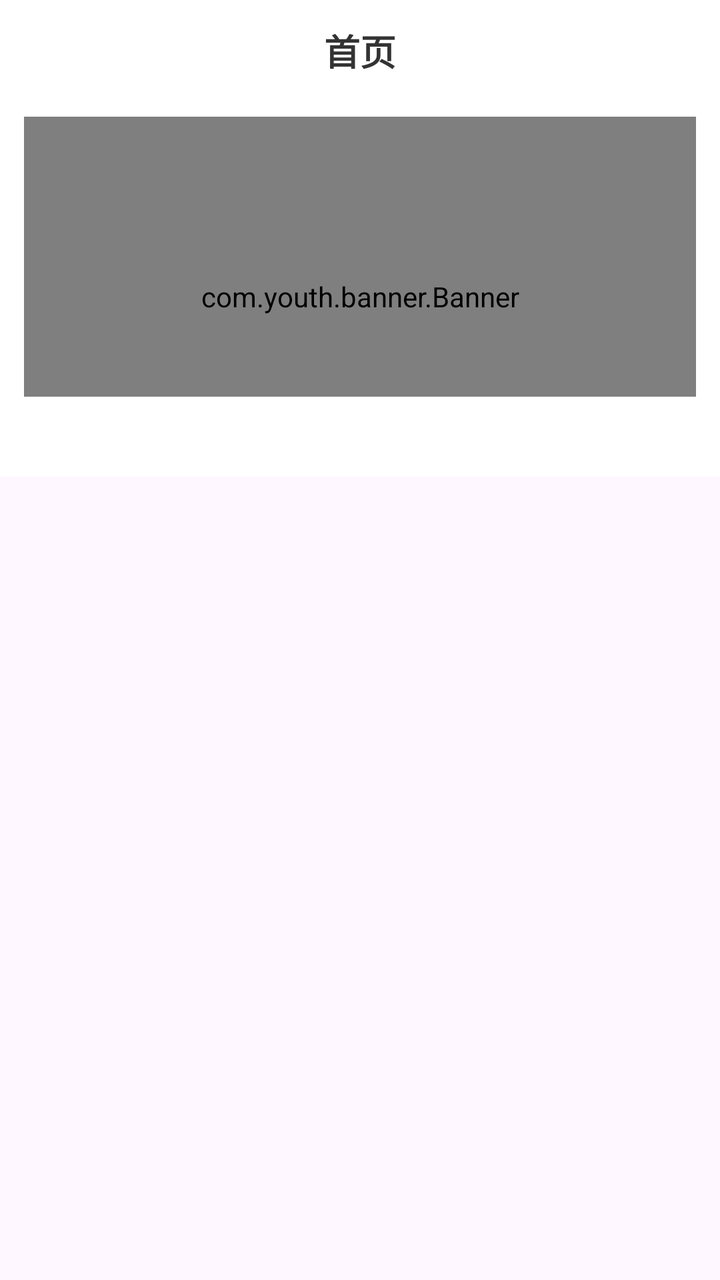
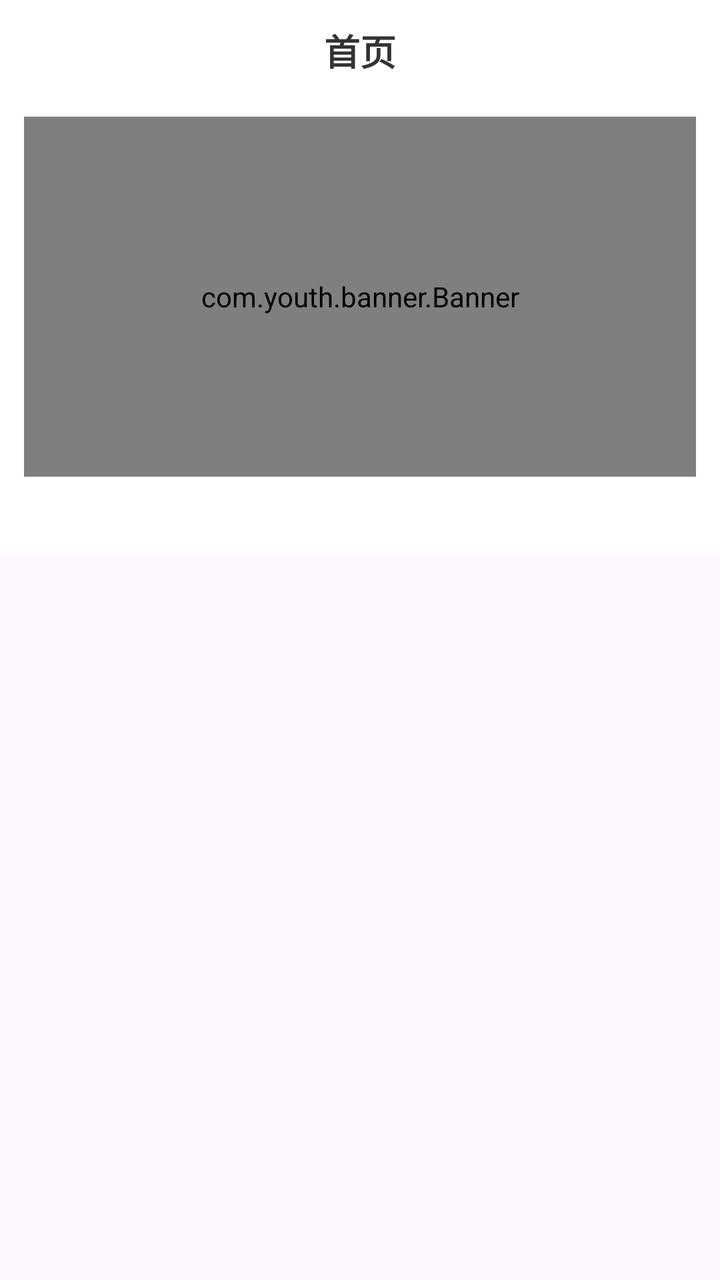

Before-and-after screenshots of an Android layout around one commit, followed by the original layout XML and the change that was made.
<!-- AndroidManifest.xml: application theme AppTheme -->
<!-- res/layout/fragment_home.xml -->
<?xml version="1.0" encoding="utf-8"?>
<LinearLayout xmlns:android="http://schemas.android.com/apk/res/android" xmlns:app="http://schemas.android.com/apk/res-auto" android:layout_width="match_parent" android:layout_height="match_parent" android:orientation="vertical">
    <LinearLayout android:id="@+id/titleBar" android:layout_width="match_parent" android:layout_height="wrap_content" android:background="@color/white" android:gravity="center" android:orientation="horizontal" android:paddingVertical="12dp">
        <TextView android:layout_width="wrap_content" android:layout_height="wrap_content" android:text="@string/tab_home" android:textColor="@color/text_primary" android:textSize="@dimen/text_title" android:textStyle="bold" />
    </LinearLayout>
    <androidx.coordinatorlayout.widget.CoordinatorLayout android:layout_width="match_parent" android:layout_height="0dp" android:layout_weight="1">
        <com.google.android.material.appbar.AppBarLayout android:id="@+id/appBarLayout" android:layout_width="match_parent" android:layout_height="wrap_content" android:background="@color/white" app:elevation="0dp">
            <com.google.android.material.appbar.CollapsingToolbarLayout android:layout_width="match_parent" android:layout_height="wrap_content" app:layout_scrollFlags="scroll|exitUntilCollapsed" app:titleEnabled="false">
                <com.youth.banner.Banner android:id="@+id/banner" android:layout_width="match_parent" android:layout_height="180dp" android:layout_marginHorizontal="12dp" android:layout_marginTop="8dp" app:layout_collapseMode="parallax" />
                <com.google.android.material.tabs.TabLayout android:id="@+id/tabLayout" android:layout_width="match_parent" android:layout_height="40dp" android:layout_gravity="bottom" android:background="@color/white" app:layout_collapseMode="pin" app:tabIndicatorColor="?attr/colorPrimary" app:tabIndicatorHeight="2dp" app:tabMode="fixed" app:tabSelectedTextColor="?attr/colorPrimary" app:tabTextColor="@color/text_secondary" />
            </com.google.android.material.appbar.CollapsingToolbarLayout>
        </com.google.android.material.appbar.AppBarLayout>
        <androidx.viewpager2.widget.ViewPager2 android:id="@+id/contentViewPager" android:layout_width="match_parent" android:layout_height="match_parent" app:layout_behavior="@string/appbar_scrolling_view_behavior" />
    </androidx.coordinatorlayout.widget.CoordinatorLayout>
</LinearLayout>
<!-- resources referenced by this layout -->
<resources>
  <color name="text_primary">#FF333333</color>
  <color name="text_secondary">#FF666666</color>
  <color name="white">#FFFFFFFF</color>
  <dimen name="text_title">18sp</dimen>
  <string name="tab_home">首页</string>
  <style name="AppTheme" parent="CoreTheme">
          <item name="colorPrimary">@color/primary</item>
          <item name="colorPrimaryDark">@color/primary_dark</item>
          <item name="colorAccent">@color/accent</item>
      </style>
  <style name="CoreTheme" parent="Theme.Material3.DayNight.NoActionBar">
          <item name="colorPrimary">@color/core_primary</item>
          <item name="colorPrimaryDark">@color/core_primary_dark</item>
          <item name="colorAccent">@color/core_accent</item>
          <item name="android:statusBarColor">@android:color/transparent</item>
          <item name="android:navigationBarColor">@android:color/transparent</item>
      </style>
  <color name="primary">#FF6200EE</color>
  <color name="primary_dark">#FF3700B3</color>
  <color name="accent">#FF03DAC5</color>
  <color name="core_primary">#FF6200EE</color>
  <color name="core_primary_dark">#FF3700B3</color>
  <color name="core_accent">#FF03DAC5</color>
</resources>

<!-- the commit's change to res/layout/fragment_home.xml (unified diff, before → after) -->
@@ -1,15 +1,65 @@
 <?xml version="1.0" encoding="utf-8"?>
-<LinearLayout xmlns:android="http://schemas.android.com/apk/res/android" xmlns:app="http://schemas.android.com/apk/res-auto" android:layout_width="match_parent" android:layout_height="match_parent" android:orientation="vertical">
-    <LinearLayout android:id="@+id/titleBar" android:layout_width="match_parent" android:layout_height="wrap_content" android:background="@color/white" android:gravity="center" android:orientation="horizontal" android:paddingVertical="12dp">
-        <TextView android:layout_width="wrap_content" android:layout_height="wrap_content" android:text="@string/tab_home" android:textColor="@color/text_primary" android:textSize="@dimen/text_title" android:textStyle="bold" />
+<LinearLayout xmlns:android="http://schemas.android.com/apk/res/android"
+    xmlns:app="http://schemas.android.com/apk/res-auto"
+    android:layout_width="match_parent"
+    android:layout_height="match_parent"
+    android:orientation="vertical">
+
+    <LinearLayout
+        android:id="@+id/titleBar"
+        android:layout_width="match_parent"
+        android:layout_height="wrap_content"
+        android:background="@color/white"
+        android:gravity="center"
+        android:orientation="horizontal"
+        android:paddingVertical="12dp">
+
+        <TextView
+            android:layout_width="wrap_content"
+            android:layout_height="wrap_content"
+            android:text="@string/tab_home"
+            android:textColor="@color/text_primary"
+            android:textSize="@dimen/text_title"
+            android:textStyle="bold" />
     </LinearLayout>
-    <androidx.coordinatorlayout.widget.CoordinatorLayout android:layout_width="match_parent" android:layout_height="0dp" android:layout_weight="1">
-        <com.google.android.material.appbar.AppBarLayout android:id="@+id/appBarLayout" android:layout_width="match_parent" android:layout_height="wrap_content" android:background="@color/white" app:elevation="0dp">
-            <com.google.android.material.appbar.CollapsingToolbarLayout android:layout_width="match_parent" android:layout_height="wrap_content" app:layout_scrollFlags="scroll|exitUntilCollapsed" app:titleEnabled="false">
-                <com.youth.banner.Banner android:id="@+id/banner" android:layout_width="match_parent" android:layout_height="180dp" android:layout_marginHorizontal="12dp" android:layout_marginTop="8dp" app:layout_collapseMode="parallax" />
-                <com.google.android.material.tabs.TabLayout android:id="@+id/tabLayout" android:layout_width="match_parent" android:layout_height="40dp" android:layout_gravity="bottom" android:background="@color/white" app:layout_collapseMode="pin" app:tabIndicatorColor="?attr/colorPrimary" app:tabIndicatorHeight="2dp" app:tabMode="fixed" app:tabSelectedTextColor="?attr/colorPrimary" app:tabTextColor="@color/text_secondary" />
-            </com.google.android.material.appbar.CollapsingToolbarLayout>
+
+    <androidx.coordinatorlayout.widget.CoordinatorLayout
+        android:layout_width="match_parent"
+        android:layout_height="0dp"
+        android:layout_weight="1">
+
+        <com.google.android.material.appbar.AppBarLayout
+            android:id="@+id/appBarLayout"
+            android:layout_width="match_parent"
+            android:layout_height="wrap_content"
+            android:background="@color/white"
+            app:elevation="0dp">
+
+            <com.youth.banner.Banner
+                android:id="@+id/banner"
+                android:layout_width="match_parent"
+                android:layout_height="180dp"
+                android:layout_marginHorizontal="12dp"
+                android:layout_marginTop="8dp"
+                app:layout_scrollFlags="scroll|exitUntilCollapsed" />
+
+            <com.google.android.material.tabs.TabLayout
+                android:id="@+id/tabLayout"
+                android:layout_width="match_parent"
+                android:layout_height="40dp"
+                android:background="@color/white"
+                app:layout_scrollFlags="enterAlways"
+                app:tabIndicatorColor="?attr/colorPrimary"
+                app:tabIndicatorHeight="2dp"
+                app:tabMode="fixed"
+                app:tabSelectedTextColor="?attr/colorPrimary"
+                app:tabTextColor="@color/text_secondary" />
         </com.google.android.material.appbar.AppBarLayout>
-        <androidx.viewpager2.widget.ViewPager2 android:id="@+id/contentViewPager" android:layout_width="match_parent" android:layout_height="match_parent" app:layout_behavior="@string/appbar_scrolling_view_behavior" />
+
+        <androidx.viewpager2.widget.ViewPager2
+            android:id="@+id/contentViewPager"
+            android:layout_width="match_parent"
+            android:layout_height="match_parent"
+            app:layout_behavior="@string/appbar_scrolling_view_behavior" />
     </androidx.coordinatorlayout.widget.CoordinatorLayout>
 </LinearLayout>
